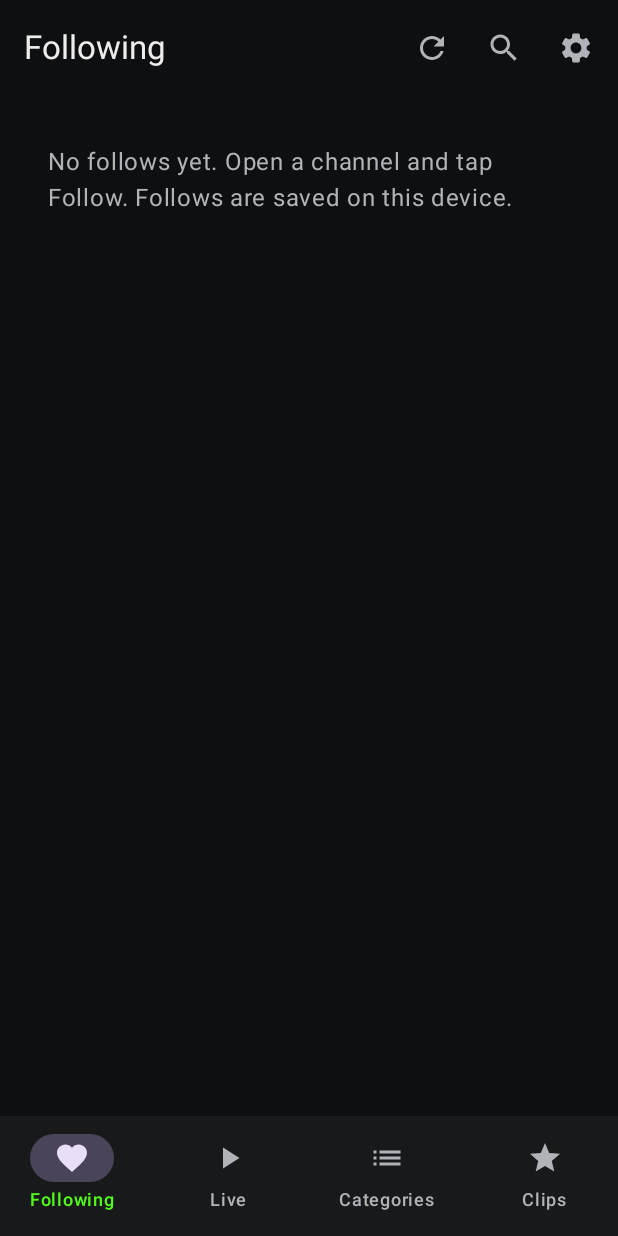
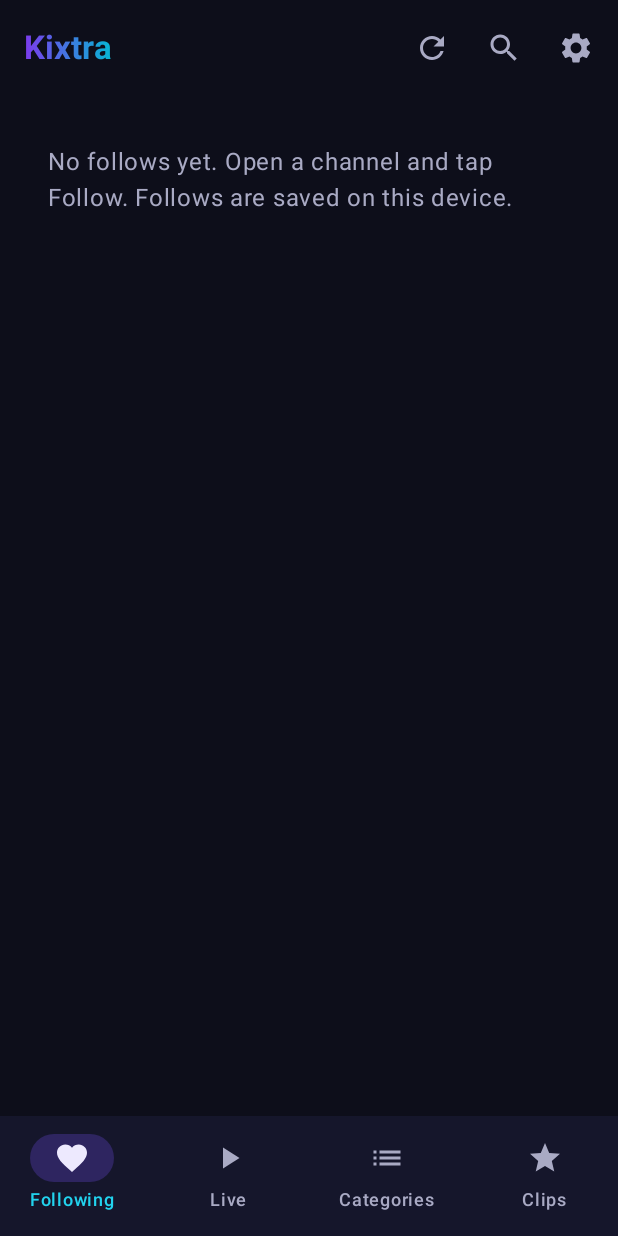
Before and after one commit to drzenith/kixtra, an Android app built with Jetpack Compose: the screen it shows after launch (MainActivity), on a phone screen of 412 x 824 dp. Run offline under Robolectric (Android 15) with nearby library versions, the phone set to English and light mode, and no system bars; pictures from the network do not load; 1 statement that could not run was skipped.

Commit message:
Restyle the app to match the new icon
Violet/cyan brand palette replaces Kick green: theme colors, accents, gradient
wordmark, VOD progress bars and a brand-colored player seek bar.

Co-Authored-By: Claude Opus 5.5 <noreply@anthropic.com>
Claude-Session: https://claude.ai/code/session_01HGTsg1S5nxocXLjyBjyQZe

```diff
--- a/app/src/main/java/com/drzenith/kixtra/chat/ChatView.kt
+++ b/app/src/main/java/com/drzenith/kixtra/chat/ChatView.kt
@@ -51,7 +51,7 @@ private fun badgePrefix(badges: List<String>): String = buildString {
 }
 
 private fun userColor(hex: String?): Color =
-    runCatching { Color(android.graphics.Color.parseColor(hex)) }.getOrDefault(Color(0xFF53FC18))
+    runCatching { Color(android.graphics.Color.parseColor(hex)) }.getOrDefault(Color(0xFFA78BFA))
 
 @Composable
 private fun ChatLine(m: ChatMsg) {
--- a/app/src/main/java/com/drzenith/kixtra/ui/ChannelScreen.kt
+++ b/app/src/main/java/com/drzenith/kixtra/ui/ChannelScreen.kt
@@ -159,7 +159,7 @@ private fun Header(ch: Channel, followed: Boolean, actions: Actions) {
             Column(Modifier.weight(1f)) {
                 Row(verticalAlignment = Alignment.CenterVertically) {
                     Text(ch.username, fontWeight = FontWeight.Bold, fontSize = 20.sp, maxLines = 1, overflow = TextOverflow.Ellipsis)
-                    if (ch.verified) Text("  ✓", color = KickGreen, fontWeight = FontWeight.Bold)
+                    if (ch.verified) Text("  ✓", color = AccentCyan, fontWeight = FontWeight.Bold)
                 }
                 if (ch.followers > 0) {
                     Text("${compact(ch.followers)} followers", color = MaterialTheme.colorScheme.onSurfaceVariant, fontSize = 13.sp)
--- a/app/src/main/java/com/drzenith/kixtra/ui/HomeScreen.kt
+++ b/app/src/main/java/com/drzenith/kixtra/ui/HomeScreen.kt
@@ -30,7 +30,10 @@ import androidx.compose.runtime.getValue
 import androidx.compose.runtime.rememberCoroutineScope
 import androidx.compose.ui.Modifier
 import androidx.compose.ui.graphics.vector.ImageVector
+import androidx.compose.ui.text.TextStyle
+import androidx.compose.ui.text.font.FontWeight
 import androidx.compose.ui.unit.dp
+import androidx.compose.ui.unit.sp
 import com.drzenith.kixtra.data.Channel
 import com.drzenith.kixtra.data.FollowedChannel
 import com.drzenith.kixtra.data.StreamItem
@@ -58,7 +61,12 @@ fun HomeScreen(state: Screen.Home, actions: Actions) {
 
     Column(Modifier.fillMaxSize()) {
         TopAppBar(
-            title = { Text(TABS[state.tab].label) },
+            title = {
+                Text(
+                    "Kixtra",
+                    style = TextStyle(brush = BrandGradient, fontWeight = FontWeight.Bold, fontSize = 22.sp),
+                )
+            },
             actions = {
                 if (state.tab == 0) {
                     IconButton(onClick = { refreshFollows(state, follows, scope) }) {
--- a/app/src/main/java/com/drzenith/kixtra/ui/SettingsScreen.kt
+++ b/app/src/main/java/com/drzenith/kixtra/ui/SettingsScreen.kt
@@ -91,7 +91,7 @@ fun SettingsScreen(actions: Actions) {
 private fun Section(title: String) {
     Text(
         title,
-        color = KickGreen,
+        color = AccentViolet,
         fontWeight = FontWeight.Bold,
         fontSize = 13.sp,
         modifier = Modifier.padding(start = 16.dp, top = 16.dp, bottom = 4.dp),
--- a/app/src/main/java/com/drzenith/kixtra/ui/Theme.kt
+++ b/app/src/main/java/com/drzenith/kixtra/ui/Theme.kt
@@ -3,25 +3,47 @@ package com.drzenith.kixtra.ui
 import androidx.compose.material3.MaterialTheme
 import androidx.compose.material3.darkColorScheme
 import androidx.compose.runtime.Composable
+import androidx.compose.ui.graphics.Brush
 import androidx.compose.ui.graphics.Color
 
-val KickGreen = Color(0xFF53FC18)
-val LiveRed = Color(0xFFE5383B)
+// Brand colors, taken from the app icon.
+val BrandViolet = Color(0xFF7C3AED)
+val BrandCyan = Color(0xFF06B6D4)
+
+/** Readable-on-dark tints of the brand colors, for text and small accents. */
+val AccentViolet = Color(0xFFA78BFA)
+val AccentCyan = Color(0xFF22D3EE)
+
+val LiveRed = Color(0xFFEF4444)
+
+/** The icon's violet -> cyan gradient. */
+val BrandGradient = Brush.horizontalGradient(listOf(BrandViolet, BrandCyan))
+
+private val Ink = Color(0xFF0D0E1A)
 
 private val colors = darkColorScheme(
-    primary = KickGreen,
-    onPrimary = Color.Black,
-    secondary = KickGreen,
-    onSecondary = Color.Black,
-    background = Color(0xFF0E0F10),
-    onBackground = Color(0xFFEDEDED),
-    surface = Color(0xFF0E0F10),
-    onSurface = Color(0xFFEDEDED),
-    surfaceVariant = Color(0xFF1B1D1F),
-    onSurfaceVariant = Color(0xFFB0B3B8),
-    surfaceContainer = Color(0xFF17191B),
-    surfaceContainerHigh = Color(0xFF202326),
-    outline = Color(0xFF3A3D41),
+    primary = AccentViolet,
+    onPrimary = Color(0xFF1E1240),
+    primaryContainer = Color(0xFF3B2A6B),
+    onPrimaryContainer = Color(0xFFEDE9FE),
+    secondary = AccentCyan,
+    onSecondary = Color(0xFF032B33),
+    secondaryContainer = Color(0xFF2E2560),
+    onSecondaryContainer = Color(0xFFEDE9FE),
+    tertiary = AccentCyan,
+    background = Ink,
+    onBackground = Color(0xFFECECF4),
+    surface = Ink,
+    onSurface = Color(0xFFECECF4),
+    surfaceVariant = Color(0xFF1C1D33),
+    onSurfaceVariant = Color(0xFFA9AAC4),
+    surfaceContainerLowest = Color(0xFF090A14),
+    surfaceContainerLow = Color(0xFF12132A),
+    surfaceContainer = Color(0xFF15162B),
+    surfaceContainerHigh = Color(0xFF1E1F38),
+    surfaceContainerHighest = Color(0xFF272844),
+    outline = Color(0xFF3D3E5E),
+    outlineVariant = Color(0xFF2A2B45),
 )
 
 @Composable
--- a/app/src/main/res/values/themes.xml
+++ b/app/src/main/res/values/themes.xml
@@ -5,6 +5,5 @@
         <item name="android:statusBarColor">@color/bg</item>
         <item name="android:navigationBarColor">@color/bg</item>
     </style>
-    <color name="bg">#FF0E0F10</color>
-    <color name="kick_green">#FF53FC18</color>
+    <color name="bg">#FF0D0E1A</color>
 </resources>
```
Also changed, not shown: app/src/main/java/com/drzenith/kixtra/player/PlayerScreen.kt (+12 -3 lines), app/src/main/java/com/drzenith/kixtra/ui/Common.kt (+4 -4 lines).
